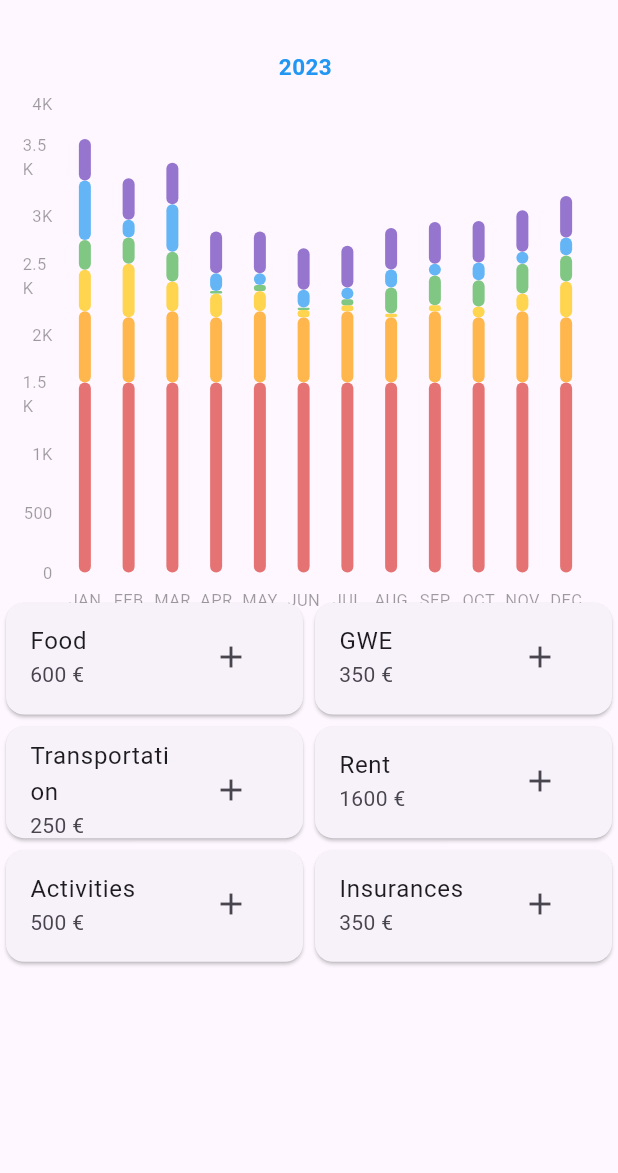
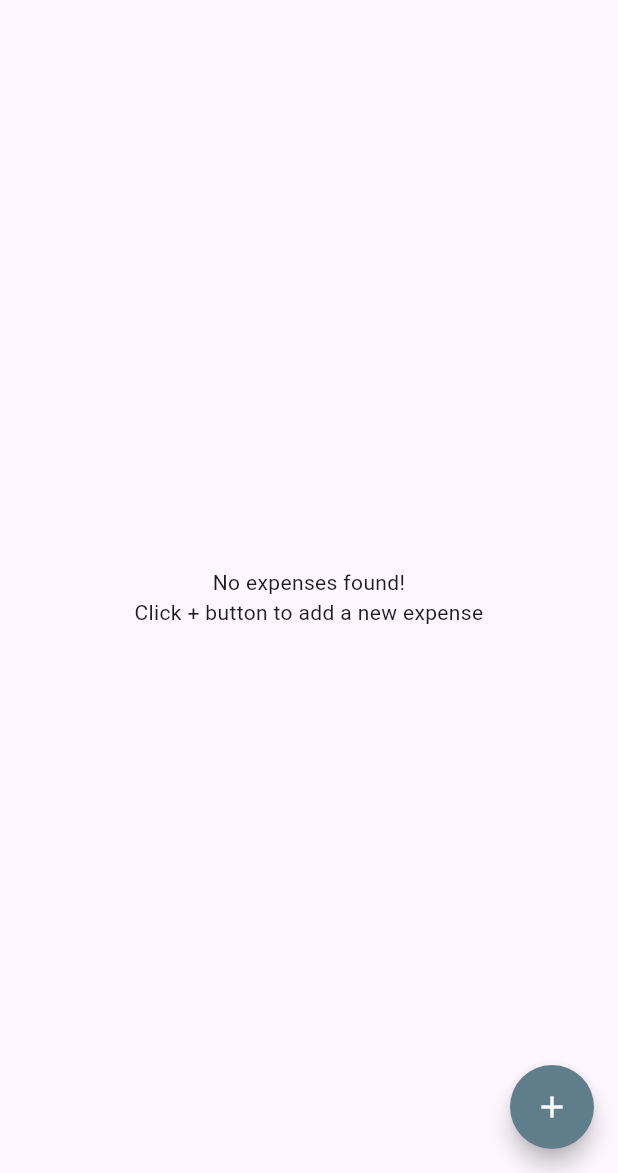
Before and after one commit to Gizem-kaya/expense-manager-app, a Flutter app: the screen it shows after launch, on a phone screen of 412 x 824 dp, the part 63-1236 px from its top. Run offline on Flutter 3.47's test engine with Material 3 defaults, Android fonts, the phone set to English and light mode, and no system bars; drawn by our look-alikes of fl_chart; our stand-ins replace drift, sqlite3_flutter_libs; missing offline and left inert: sqlite3; accounts and stored records are empty; generated files the repository leaves out were written again.

Commit message:
⬆️: moor is changed into the drift api

```diff
--- a/lib/components/homePage.dart
+++ b/lib/components/homePage.dart
@@ -1,7 +1,9 @@
 import 'package:expense_manager/data/dummyData.dart';
+import 'package:expense_manager/database/database.dart';
 import 'package:fl_chart/fl_chart.dart';
 import 'package:flutter/material.dart';
-import '../data/models/monthlyExpenses.dart';
+import 'package:provider/provider.dart';
+import '../models/monthlyExpenses.dart';
 import '../utils.dart';
 import 'categoryPage.dart';
 
@@ -15,128 +17,51 @@ class HomePage extends StatefulWidget {
 }
 
 class _HomePageState extends State<HomePage> {
-  final betweenSpace = 0.3;
-
+  late AppDatabase database;
   late List<MonthlyExpenses> expensesOf2023;
   @override
   void initState() {
     super.initState();
     expensesOf2023 = [
-      MonthlyExpenses("JAN", DummyData.instance.januaryExpenses),
-      MonthlyExpenses("FEB", DummyData.instance.februaryExpenses),
-      MonthlyExpenses("MAR", DummyData.instance.marchExpenses),
-      MonthlyExpenses("APR", DummyData.instance.aprilExpenses),
-      MonthlyExpenses("MAY", DummyData.instance.mayExpenses),
-      MonthlyExpenses("JUN", DummyData.instance.juneExpenses),
-      MonthlyExpenses("JUL", DummyData.instance.julyExpenses),
-      MonthlyExpenses("AUG", DummyData.instance.augustExpenses),
-      MonthlyExpenses("SEP", DummyData.instance.septemberExpenses),
-      MonthlyExpenses("OCT", DummyData.instance.octoberExpenses),
-      MonthlyExpenses("NOV", DummyData.instance.novemberExpenses),
-      MonthlyExpenses("DEC", DummyData.instance.decemberExpenses),
+      MonthlyExpenses("JAN", 2023, DummyData.instance.januaryExpenses),
+      MonthlyExpenses("FEB", 2023, DummyData.instance.februaryExpenses),
+      MonthlyExpenses("MAR", 2023, DummyData.instance.marchExpenses),
+      MonthlyExpenses("APR", 2023, DummyData.instance.aprilExpenses),
+      MonthlyExpenses("MAY", 2023, DummyData.instance.mayExpenses),
+      MonthlyExpenses("JUN", 2023, DummyData.instance.juneExpenses),
+      MonthlyExpenses("JUL", 2023, DummyData.instance.julyExpenses),
+      MonthlyExpenses("AUG", 2023, DummyData.instance.augustExpenses),
+      MonthlyExpenses("SEP", 2023, DummyData.instance.septemberExpenses),
+      MonthlyExpenses("OCT", 2023, DummyData.instance.octoberExpenses),
+      MonthlyExpenses("NOV", 2023, DummyData.instance.novemberExpenses),
+      MonthlyExpenses("DEC", 2023, DummyData.instance.decemberExpenses),
     ];
-  }
-
-  BarChartGroupData generateGroupData(
-    int x,
-    double food,
-    double gwe,
-    double transportation,
-    double rent,
-    double activities,
-    double insurances,
-  ) {
-    return BarChartGroupData(
-      x: x,
-      groupVertically: true,
-      barRods: [
-        BarChartRodData(
-          fromY: 0,
-          toY: rent,
-          colors: [const Color(0xFFE57373)],
-          width: 8,
-        ),
-        BarChartRodData(
-          fromY: rent + betweenSpace,
-          toY: rent + betweenSpace + food,
-          colors: [const Color(0xFFFFB74D)],
-          width: 8,
-        ),
-        BarChartRodData(
-          fromY: rent + betweenSpace + food + betweenSpace,
-          toY: rent + betweenSpace + food + betweenSpace + gwe,
-          colors: [const Color(0xFFFFD54F)],
-          width: 8,
-        ),
-        BarChartRodData(
-          fromY: rent + betweenSpace + food + betweenSpace + gwe + betweenSpace,
-          toY: rent +
-              betweenSpace +
-              food +
-              betweenSpace +
-              gwe +
-              betweenSpace +
-              transportation,
-          colors: [const Color(0xFF81C784)],
-          width: 8,
-        ),
-        BarChartRodData(
-          fromY: rent +
-              betweenSpace +
-              food +
-              betweenSpace +
-              gwe +
-              betweenSpace +
-              transportation +
-              betweenSpace,
-          toY: rent +
-              betweenSpace +
-              food +
-              betweenSpace +
-              gwe +
-              betweenSpace +
-              transportation +
-              betweenSpace +
-              activities,
-          colors: [const Color(0xFF64B5F6)],
-          width: 8,
-        ),
-        BarChartRodData(
-          fromY: rent +
-              betweenSpace +
-              food +
-              betweenSpace +
-              gwe +
-              betweenSpace +
-              transportation +
-              betweenSpace +
-              activities +
-              betweenSpace,
-          toY: rent +
-              betweenSpace +
-              food +
-              betweenSpace +
-              gwe +
-              betweenSpace +
-              transportation +
-              betweenSpace +
-              activities +
-              betweenSpace +
-              insurances,
-          colors: [const Color(0xFF9575CD)],
-          width: 8,
-        ),
-      ],
-    );
   }
 
   @override
   Widget build(BuildContext context) {
+    database = Provider.of<AppDatabase>(context);
     return Scaffold(
       appBar: AppBar(
         title: Text(widget.title),
       ),
-      body: Column(
+      body: FutureBuilder<List<Expense>>(
+        future: _getExpensesFromDatabase(database),
+        builder: (context, snapshot) {
+          if (snapshot.connectionState == ConnectionState.waiting) {
+            print("Waiting for fetching data from database...");
+            return Center(child: CircularProgressIndicator());
+          } else if (snapshot.hasError) {
+            print("The database has an error!");
+            return Center(child: Text('Error: ${snapshot.error}'));
+          } else if (!snapshot.hasData) {
+            print("No data in the database!");
+            return Center(child: Text('No data'));
+          } else {
+            List<Expense>? expenses = snapshot.data;
+            print(expenses);
+            if (expenses != null && expenses.isNotEmpty) {
+              return Column(
                 children: [
                   Expanded(
                     flex: 1,
@@ -147,19 +72,40 @@ class _HomePageState extends State<HomePage> {
                     child: _buildCardView(),
                   ),
                 ],
+              );
+            } else {
+              return Center(
+                  child: Text(
+                "No expenses found!\n"
+                "Click + button to add a new expense",
+                textAlign: TextAlign.center,
+                style: Theme.of(context).textTheme.bodyMedium,
+              ));
+            }
+          }
+        },
       ),
+      floatingActionButton: FloatingActionButton(
+        onPressed: () {
+          print('Floating action button pressed');
+          addExpenseDialog(context, 2023, "february", "transportation", 210);
+        },
+        child: Icon(Icons.add, color: Colors.white),
+        backgroundColor: Colors.blueGrey,
+        shape: RoundedRectangleBorder(
+          borderRadius: BorderRadius.circular(30.0),
+        ),
+      ),
+    );
+  }
 
-      // floatingActionButton: FloatingActionButton(
-      //   onPressed: _incrementCounter,
-      //   tooltip: 'Increment',
-      //   child: const Icon(Icons.add),
-      // ),
-    );
+  Future<List<Expense>> _getExpensesFromDatabase(AppDatabase database) async {
+    return await database.getAllExpenses();
   }
 
   Widget _buildGraph() {
     return Padding(
-      padding: const EdgeInsets.fromLTRB(15, 20, 20, 10),
+      padding: const EdgeInsets.fromLTRB(15, 15, 20, 5),
       child: Column(
         mainAxisSize: MainAxisSize.min,
         crossAxisAlignment: CrossAxisAlignment.center,
@@ -200,7 +146,7 @@ class _HomePageState extends State<HomePage> {
                           getTitles: (double value) {
                             int index = value.toInt();
                             if (index >= 0 && index < expensesOf2023.length) {
-                              return expensesOf2023[index].column;
+                              return expensesOf2023[index].month;
                             }
                             return 'error';
                           },
@@ -294,3 +240,98 @@ class _HomePageState extends State<HomePage> {
     );
   }
 }
+
+BarChartGroupData generateGroupData(
+  int x,
+  double food,
+  double gwe,
+  double transportation,
+  double rent,
+  double activities,
+  double insurances,
+) {
+  final betweenSpace = 0.3;
+
+  return BarChartGroupData(
+    x: x,
+    groupVertically: true,
+    barRods: [
+      BarChartRodData(
+        fromY: 0,
+        toY: rent,
+        colors: [const Color(0xFFE57373)],
+        width: 8,
+      ),
+      BarChartRodData(
+        fromY: rent + betweenSpace,
+        toY: rent + betweenSpace + food,
+        colors: [const Color(0xFFFFB74D)],
+        width: 8,
+      ),
+      BarChartRodData(
+        fromY: rent + betweenSpace + food + betweenSpace,
+        toY: rent + betweenSpace + food + betweenSpace + gwe,
+        colors: [const Color(0xFFFFD54F)],
+        width: 8,
+      ),
+      BarChartRodData(
+        fromY: rent + betweenSpace + food + betweenSpace + gwe + betweenSpace,
+        toY: rent +
+            betweenSpace +
+            food +
+            betweenSpace +
+            gwe +
+            betweenSpace +
+            transportation,
+        colors: [const Color(0xFF81C784)],
+        width: 8,
+      ),
+      BarChartRodData(
+        fromY: rent +
+            betweenSpace +
+            food +
+            betweenSpace +
+            gwe +
+            betweenSpace +
+            transportation +
+            betweenSpace,
+        toY: rent +
+            betweenSpace +
+            food +
+            betweenSpace +
+            gwe +
+            betweenSpace +
+            transportation +
+            betweenSpace +
+            activities,
+        colors: [const Color(0xFF64B5F6)],
+        width: 8,
+      ),
+      BarChartRodData(
+        fromY: rent +
+            betweenSpace +
+            food +
+            betweenSpace +
+            gwe +
+            betweenSpace +
+            transportation +
+            betweenSpace +
+            activities +
+            betweenSpace,
+        toY: rent +
+            betweenSpace +
+            food +
+            betweenSpace +
+            gwe +
+            betweenSpace +
+            transportation +
+            betweenSpace +
+            activities +
+            betweenSpace +
+            insurances,
+        colors: [const Color(0xFF9575CD)],
+        width: 8,
+      ),
+    ],
+  );
+}
--- a/lib/data/dummyData.dart
+++ b/lib/data/dummyData.dart
@@ -1,4 +1,4 @@
-import 'models/categoricalExpenses.dart';
+import '../models/categoricalExpenses.dart';
 
 class DummyData {
   DummyData._();
--- /dev/null
+++ b/lib/database/database.dart
@@ -0,0 +1,71 @@
+import 'dart:io';
+
+import 'package:drift/drift.dart';
+import 'package:drift/native.dart';
+import 'package:path_provider/path_provider.dart';
+import 'package:sqlite3_flutter_libs/sqlite3_flutter_libs.dart';
+import 'package:sqlite3/sqlite3.dart';
+import 'package:path/path.dart' as p;
+part 'database.g.dart';
+
+class Expenses extends Table {
+  IntColumn get id => integer().autoIncrement()();
+  IntColumn get year => integer()();
+  TextColumn get month => text()();
+  TextColumn get category => text()();
+  RealColumn get value => real().nullable()();
+}
+
+@DriftDatabase(tables: [Expenses])
+class AppDatabase extends _$AppDatabase {
+  AppDatabase() : super(_openConnection());
+
+  @override
+  int get schemaVersion => 1;
+
+  Future<List<Expense>> getAllExpenses() async => await select(expenses).get();
+  Stream<List<Expense>> watchAllExpenses() => select(expenses).watch();
+  Future insertNewExpense(Expense expense) async =>
+      await into(expenses).insert(expense);
+  Future deleteExpense(Expense expense) async =>
+      await delete(expenses).delete(expense);
+
+  Future<List<Expense>> getExpensesFromSpecificYear(int year) async =>
+      await (select(expenses)..where((t) => t.year.equals(year))).get();
+
+  Future<List<Expense>> getExpensesFromSpecificMonth(String month) async =>
+      await (select(expenses)..where((t) => t.month.equals(month))).get();
+
+  Future<List<Expense>> getExpensesFromSpecificCategory(
+          String category) async =>
+      await (select(expenses)..where((t) => t.category.equals(category))).get();
+
+  Future<List<Expense>> getExpensesFromSpecificYearAndMonth(
+          int year, String month) async =>
+      await (select(expenses)
+            ..where((t) => t.year.equals(year))
+            ..where((t) => t.month.equals(month)))
+          .get();
+
+  Future<List<Expense>> getExpensesFromSpecificYearMonthAndCategory(
+          int year, String month, String category) async =>
+      await (select(expenses)
+            ..where((t) => t.year.equals(year))
+            ..where((t) => t.month.equals(month))
+            ..where((t) => t.category.equals(category)))
+          .get();
+}
+
+LazyDatabase _openConnection() {
+  return LazyDatabase(() async {
+    final dbFolder = await getApplicationDocumentsDirectory();
+    final file = File(p.join(dbFolder.path, 'db.sqlite'));
+    if (Platform.isAndroid) {
+      await applyWorkaroundToOpenSqlite3OnOldAndroidVersions();
+    }
+    final cachebase = (await getTemporaryDirectory()).path;
+    sqlite3.tempDirectory = cachebase;
+
+    return NativeDatabase.createInBackground(file);
+  });
+}
--- a/lib/main.dart
+++ b/lib/main.dart
@@ -1,6 +1,7 @@
 import 'package:flutter/material.dart';
+import 'package:provider/provider.dart';
 import 'components/homePage.dart';
-import './data/expenses.dart';
+import 'database/database.dart';
 
 void main() async {
   WidgetsFlutterBinding.ensureInitialized();
@@ -14,12 +15,14 @@ class MyApp extends StatelessWidget {
 
   @override
   Widget build(BuildContext context) {
-    return MaterialApp(
-      title: 'Expense Manager',
-      theme: ThemeData(
-        primarySwatch: Colors.blueGrey,
-      ),
-      home: const HomePage(title: 'Expense Manager'),
-    );
+    return Provider(
+        create: (context) => AppDatabase(),
+        child: MaterialApp(
+          title: 'Expense Manager',
+          theme: ThemeData(
+            primarySwatch: Colors.blueGrey,
+          ),
+          home: const HomePage(title: 'Expense Manager'),
+        ));
   }
 }
--- a/lib/data/models/monthlyExpenses.dart
+++ b/lib/models/monthlyExpenses.dart
@@ -1,10 +1,12 @@
 import 'categoricalExpenses.dart';
 
 class MonthlyExpenses {
-  final String column;
+  final String month;
+  final int year;
   List<CategoricalExpenses> categoricalExpensesList;
 
-  MonthlyExpenses(this.column, this.categoricalExpensesList);
+  MonthlyExpenses(this.month, this.year, this.categoricalExpensesList);
+
   getTotalExpense() {
     double total = 0;
     for (var e in categoricalExpensesList) {
--- a/pubspec.yaml
+++ b/pubspec.yaml
@@ -19,7 +19,7 @@ publish_to: 'none' # Remove this line if you wish to publish to pub.dev
 version: 1.0.0+1
 
 environment:
-  sdk: '>=2.19.6 <3.0.0'
+  sdk: '>=3.0.0 <3.17.5'
 
 # Dependencies specify other packages that your package needs in order to work.
 # To automatically upgrade your package dependencies to the latest versions
@@ -30,12 +30,13 @@ environment:
 dependencies:
   flutter:
     sdk: flutter
+  provider: ^6.0.1
   path_provider: ^2.0.14
   charts_flutter: ^0.12.0
   fl_chart: 0.46.0
   drift: ^2.15.0
   sqlite3_flutter_libs: ^0.5.0
-  path: ^1.9.0
+  path: ^1.8.3
 
   # The following adds the Cupertino Icons font to your application.
   # Use with the CupertinoIcons class for iOS style icons.
```
Also changed, not shown: lib/data/expenses.dart (deleted, +0 -57 lines), lib/utils.dart (+68 -0 lines), lib/data/expenses.g.dart (deleted), lib/database/database.g.dart (added), lib/models/categoricalExpenses.dart (renamed from lib/data/models/categoricalExpenses.dart), 1 other file. Lines whose indentation alone changed are shown as unchanged.
